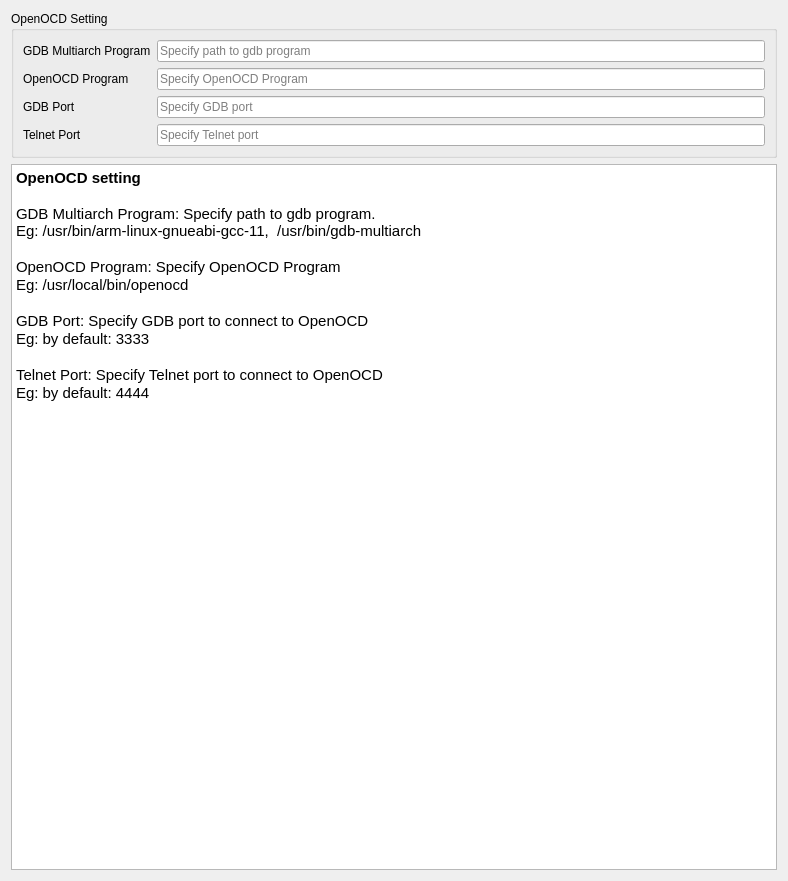
This is src/SeerOpenocdConfigPage.ui in epasveer/seer as Qt 5 draws it before an edit. The edited form follows.
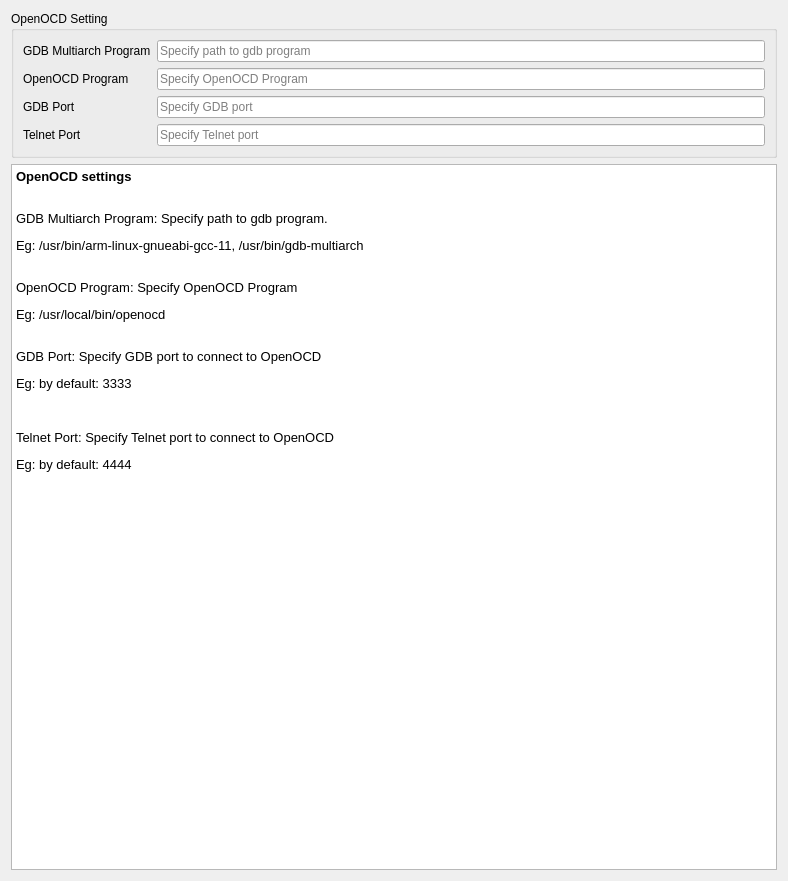
This is the edited form.

```diff
--- a/src/SeerOpenocdConfigPage.ui
+++ b/src/SeerOpenocdConfigPage.ui
@@ -140,21 +140,22 @@
     <widget class="QTextBrowser" name="textBrowser">
      <property name="html">
       <string>&lt;!DOCTYPE HTML PUBLIC &quot;-//W3C//DTD HTML 4.0//EN&quot; &quot;http://www.w3.org/TR/REC-html40/strict.dtd&quot;&gt;
-&lt;html&gt;&lt;head&gt;&lt;meta name=&quot;qrichtext&quot; content=&quot;1&quot; /&gt;&lt;style type=&quot;text/css&quot;&gt;
+&lt;html&gt;&lt;head&gt;&lt;meta name=&quot;qrichtext&quot; content=&quot;1&quot; /&gt;&lt;meta charset=&quot;utf-8&quot; /&gt;&lt;style type=&quot;text/css&quot;&gt;
 p, li { white-space: pre-wrap; }
-&lt;/style&gt;&lt;/head&gt;&lt;body style=&quot; font-family:'Ubuntu'; font-size:11pt; font-weight:400; font-style:normal;&quot;&gt;
-&lt;p style=&quot; margin-top:0px; margin-bottom:0px; margin-left:0px; margin-right:0px; -qt-block-indent:0; text-indent:0px;&quot;&gt;&lt;span style=&quot; font-weight:600;&quot;&gt;OpenOCD setting&lt;/span&gt;&lt;/p&gt;
-&lt;p style=&quot;-qt-paragraph-type:empty; margin-top:0px; margin-bottom:0px; margin-left:0px; margin-right:0px; -qt-block-indent:0; text-indent:0px;&quot;&gt;&lt;br /&gt;&lt;/p&gt;
-&lt;p style=&quot; margin-top:0px; margin-bottom:0px; margin-left:0px; margin-right:0px; -qt-block-indent:0; text-indent:0px;&quot;&gt;GDB Multiarch Program: Specify path to gdb program.&lt;br /&gt;Eg: /usr/bin/arm-linux-gnueabi-gcc-11,  /usr/bin/gdb-multiarch&lt;/p&gt;
-&lt;p style=&quot;-qt-paragraph-type:empty; margin-top:0px; margin-bottom:0px; margin-left:0px; margin-right:0px; -qt-block-indent:0; text-indent:0px;&quot;&gt;&lt;br /&gt;&lt;/p&gt;
-&lt;p style=&quot; margin-top:0px; margin-bottom:0px; margin-left:0px; margin-right:0px; -qt-block-indent:0; text-indent:0px;&quot;&gt;OpenOCD Program: Specify OpenOCD Program&lt;/p&gt;
-&lt;p style=&quot; margin-top:0px; margin-bottom:0px; margin-left:0px; margin-right:0px; -qt-block-indent:0; text-indent:0px;&quot;&gt;Eg: /usr/local/bin/openocd&lt;/p&gt;
-&lt;p style=&quot;-qt-paragraph-type:empty; margin-top:0px; margin-bottom:0px; margin-left:0px; margin-right:0px; -qt-block-indent:0; text-indent:0px;&quot;&gt;&lt;br /&gt;&lt;/p&gt;
-&lt;p style=&quot; margin-top:0px; margin-bottom:0px; margin-left:0px; margin-right:0px; -qt-block-indent:0; text-indent:0px;&quot;&gt;GDB Port: Specify GDB port to connect to OpenOCD&lt;/p&gt;
-&lt;p style=&quot; margin-top:0px; margin-bottom:0px; margin-left:0px; margin-right:0px; -qt-block-indent:0; text-indent:0px;&quot;&gt;Eg: by default: 3333&lt;/p&gt;
-&lt;p style=&quot;-qt-paragraph-type:empty; margin-top:0px; margin-bottom:0px; margin-left:0px; margin-right:0px; -qt-block-indent:0; text-indent:0px;&quot;&gt;&lt;br /&gt;&lt;/p&gt;
-&lt;p style=&quot; margin-top:0px; margin-bottom:0px; margin-left:0px; margin-right:0px; -qt-block-indent:0; text-indent:0px;&quot;&gt;Telnet Port: Specify Telnet port to connect to OpenOCD&lt;/p&gt;
-&lt;p style=&quot; margin-top:0px; margin-bottom:0px; margin-left:0px; margin-right:0px; -qt-block-indent:0; text-indent:0px;&quot;&gt;Eg: by default: 4444&lt;/p&gt;&lt;/body&gt;&lt;/html&gt;</string>
+hr { height: 1px; border-width: 0; }
+li.unchecked::marker { content: &quot;\2610&quot;; }
+li.checked::marker { content: &quot;\2612&quot;; }
+&lt;/style&gt;&lt;/head&gt;&lt;body style=&quot; font-family:'Noto Sans'; font-size:10pt; font-weight:400; font-style:normal;&quot;&gt;
+&lt;p style=&quot; margin-top:12px; margin-bottom:12px; margin-left:0px; margin-right:0px; -qt-block-indent:0; text-indent:0px;&quot;&gt;&lt;span style=&quot; font-family:'Ubuntu'; font-weight:600;&quot;&gt;OpenOCD settings&lt;/span&gt;&lt;/p&gt;
+&lt;p style=&quot; margin-top:12px; margin-bottom:12px; margin-left:0px; margin-right:0px; -qt-block-indent:0; text-indent:0px;&quot;&gt;&lt;br /&gt;&lt;span style=&quot; font-family:'Ubuntu';&quot;&gt;GDB Multiarch Program: Specify path to gdb program.&lt;/span&gt;&lt;/p&gt;
+&lt;p style=&quot; margin-top:12px; margin-bottom:12px; margin-left:0px; margin-right:0px; -qt-block-indent:0; text-indent:0px;&quot;&gt;&lt;span style=&quot; font-family:'Ubuntu';&quot;&gt;Eg: /usr/bin/arm-linux-gnueabi-gcc-11, /usr/bin/gdb-multiarch&lt;/span&gt;&lt;/p&gt;
+&lt;p style=&quot; margin-top:12px; margin-bottom:12px; margin-left:0px; margin-right:0px; -qt-block-indent:0; text-indent:0px;&quot;&gt;&lt;br /&gt;&lt;span style=&quot; font-family:'Ubuntu';&quot;&gt;OpenOCD Program: Specify OpenOCD Program&lt;/span&gt;&lt;/p&gt;
+&lt;p style=&quot; margin-top:12px; margin-bottom:12px; margin-left:0px; margin-right:0px; -qt-block-indent:0; text-indent:0px;&quot;&gt;&lt;span style=&quot; font-family:'Ubuntu';&quot;&gt;Eg: /usr/local/bin/openocd&lt;/span&gt;&lt;/p&gt;
+&lt;p style=&quot; margin-top:12px; margin-bottom:12px; margin-left:0px; margin-right:0px; -qt-block-indent:0; text-indent:0px;&quot;&gt;&lt;br /&gt;&lt;span style=&quot; font-family:'Ubuntu';&quot;&gt;GDB Port: Specify GDB port to connect to OpenOCD&lt;/span&gt;&lt;/p&gt;
+&lt;p style=&quot; margin-top:12px; margin-bottom:12px; margin-left:0px; margin-right:0px; -qt-block-indent:0; text-indent:0px;&quot;&gt;&lt;span style=&quot; font-family:'Ubuntu';&quot;&gt;Eg: by default: 3333&lt;/span&gt;&lt;/p&gt;
+&lt;p style=&quot;-qt-paragraph-type:empty; margin-top:12px; margin-bottom:12px; margin-left:0px; margin-right:0px; -qt-block-indent:0; text-indent:0px;&quot;&gt;&lt;br /&gt;&lt;/p&gt;
+&lt;p style=&quot; margin-top:12px; margin-bottom:12px; margin-left:0px; margin-right:0px; -qt-block-indent:0; text-indent:0px;&quot;&gt;&lt;span style=&quot; font-family:'Ubuntu';&quot;&gt;Telnet Port: Specify Telnet port to connect to OpenOCD&lt;/span&gt;&lt;/p&gt;
+&lt;p style=&quot; margin-top:12px; margin-bottom:12px; margin-left:0px; margin-right:0px; -qt-block-indent:0; text-indent:0px;&quot;&gt;&lt;span style=&quot; font-family:'Ubuntu';&quot;&gt;Eg: by default: 4444&lt;/span&gt;&lt;/p&gt;&lt;/body&gt;&lt;/html&gt;</string>
      </property>
     </widget>
    </item>
```
